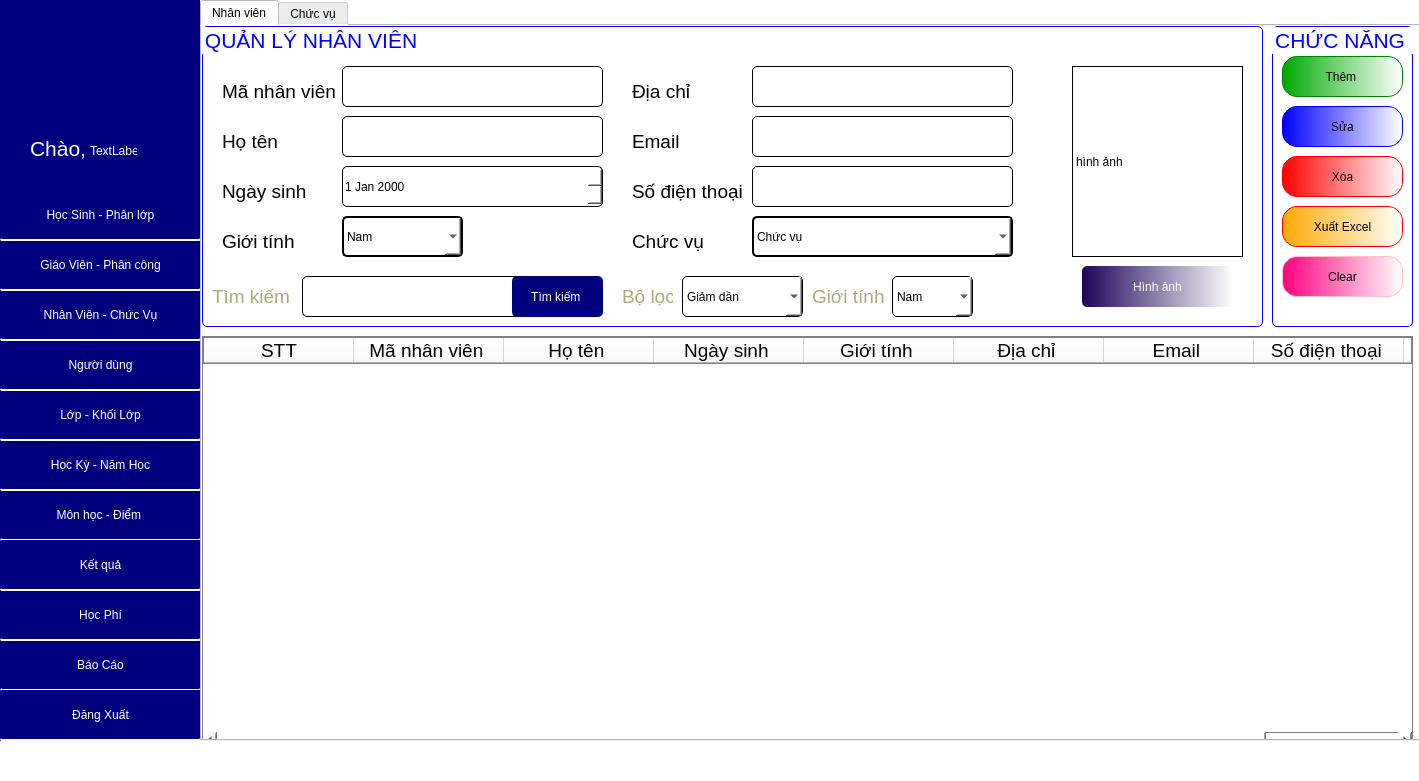
This is GUI/TrangChu.ui in phuthuy44/Student--py as Qt 5 draws it before an edit. The edited form follows.
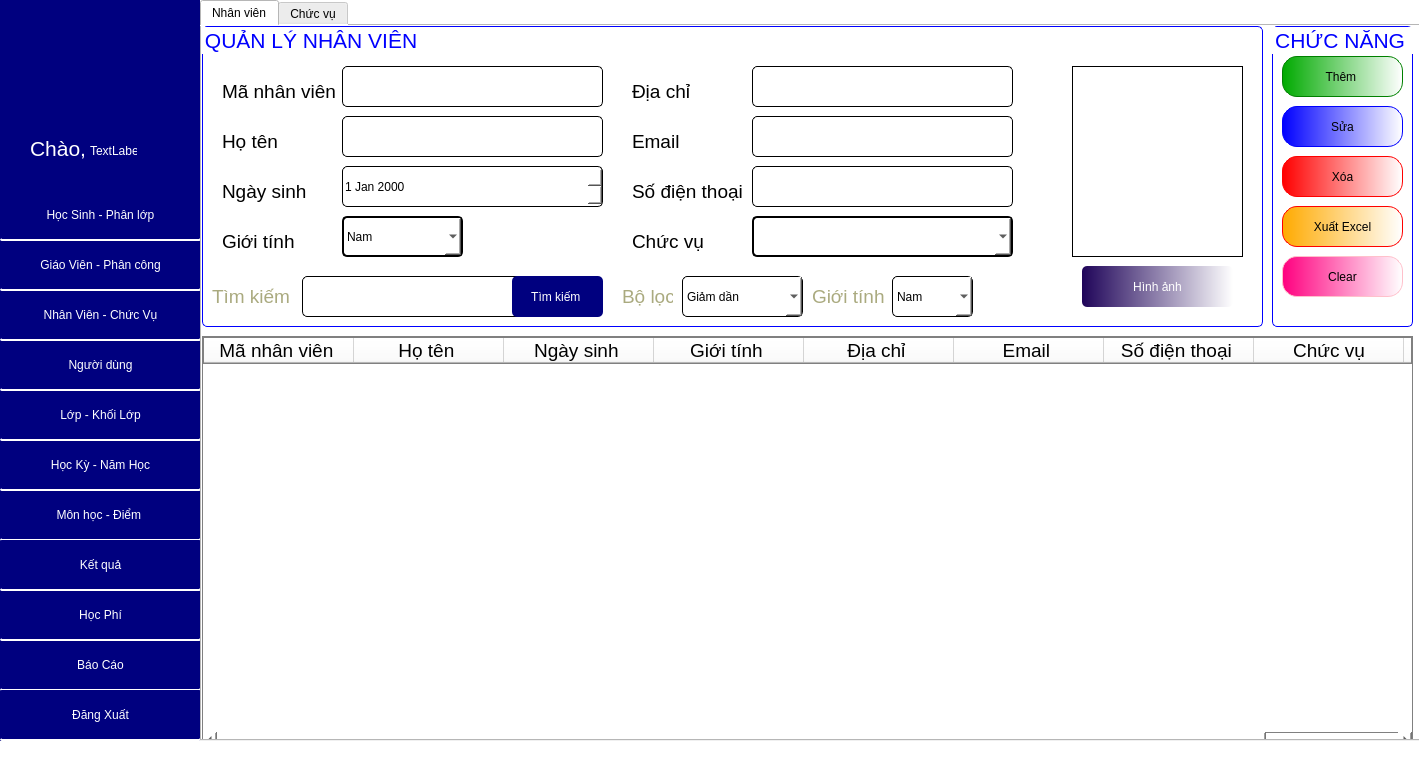
This is the edited form. The open tabs and pages were chosen to show the change.

What changed in the file:
```diff
--- a/GUI/TrangChu.ui
+++ b/GUI/TrangChu.ui
@@ -3851,7 +3851,10 @@
 }</string>
          </property>
          <property name="text">
-          <string>hình ảnh </string>
+          <string/>
+         </property>
+         <property name="scaledContents">
+          <bool>true</bool>
          </property>
         </widget>
         <widget class="QComboBox" name="comboBox_11">
@@ -4049,11 +4052,6 @@
 border-radius:5px;
 </string>
          </property>
-         <item>
-          <property name="text">
-           <string>Chức vụ</string>
-          </property>
-         </item>
         </widget>
         <widget class="QPushButton" name="pushButton_3">
          <property name="geometry">
@@ -4319,36 +4317,6 @@
         <attribute name="verticalHeaderDefaultSectionSize">
          <number>50</number>
         </attribute>
-        <column>
-         <property name="text">
-          <string>STT</string>
-         </property>
-         <property name="font">
-          <font>
-           <family>Tahoma</family>
-           <pointsize>14</pointsize>
-          </font>
-         </property>
-         <property name="textAlignment">
-          <set>AlignCenter</set>
-         </property>
-         <property name="background">
-          <color>
-           <red>255</red>
-           <green>255</green>
-           <blue>255</blue>
-          </color>
-         </property>
-         <property name="foreground">
-          <brush brushstyle="SolidPattern">
-           <color alpha="255">
-            <red>0</red>
-            <green>0</green>
-            <blue>0</blue>
-           </color>
-          </brush>
-         </property>
-        </column>
         <column>
          <property name="text">
           <string>Mã nhân viên </string>
@@ -4447,6 +4415,22 @@
           <set>AlignCenter</set>
          </property>
         </column>
+        <column>
+         <property name="text">
+          <string>Chức vụ</string>
+         </property>
+         <property name="font">
+          <font>
+           <family>Tahoma</family>
+           <pointsize>14</pointsize>
+           <weight>50</weight>
+           <bold>false</bold>
+          </font>
+         </property>
+         <property name="textAlignment">
+          <set>AlignCenter</set>
+         </property>
+        </column>
         <column>
          <property name="text">
           <string>Hình ảnh </string>
```
Left out of the diff: 69 changed lines with no effect on the pictures.
